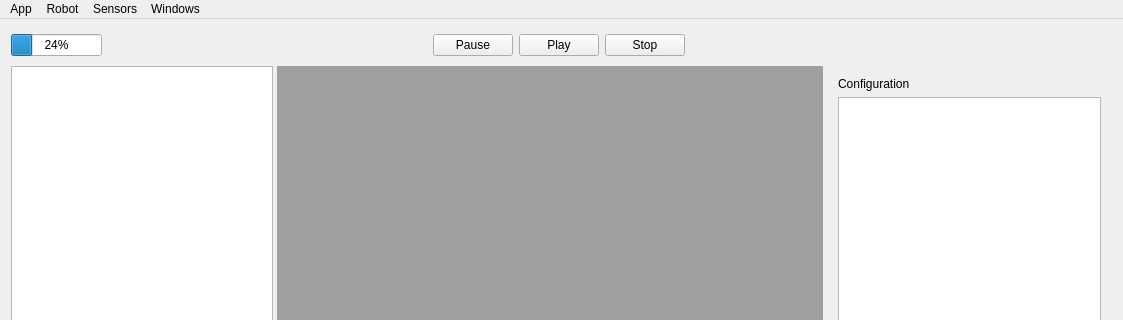
Before: the Qt Designer form src/gui/mainwindow.ui in RoboJackets/igvc-software, drawn with Qt 5; both pictures show x 0 to 1123 and y 0 to 320 of the 1123 by 679 pixel window.
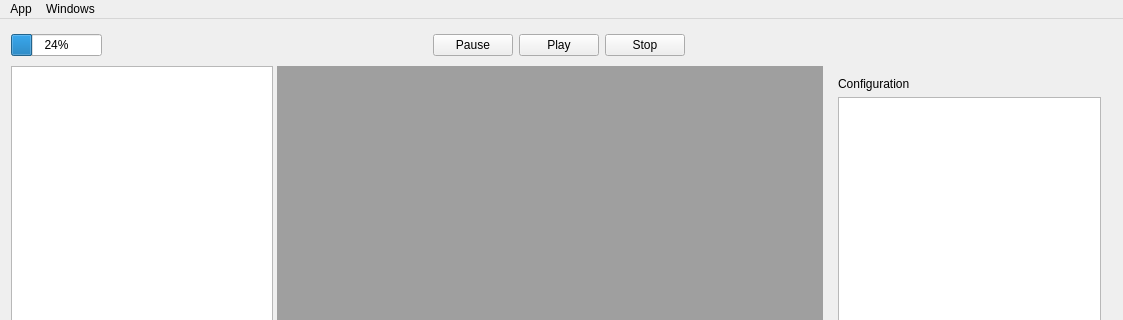
After: the same form once the commit is applied. Icons and pictures are not drawn. Custom widgets are drawn as their Qt base class.

Commit message: Adds new icons for working/non-working hardware Adds logic to display Joystick status in hardware list Changes joystick button icon to match new icons style

Patch:
```diff
--- a/src/gui/mainwindow.ui
+++ b/src/gui/mainwindow.ui
@@ -242,16 +242,6 @@
     <addaction name="separator"/>
     <addaction name="actionClose"/>
    </widget>
-   <widget class="QMenu" name="menuRobot">
-    <property name="title">
-     <string>Robot</string>
-    </property>
-   </widget>
-   <widget class="QMenu" name="menuSensors">
-    <property name="title">
-     <string>Sensors</string>
-    </property>
-   </widget>
    <widget class="QMenu" name="menuWindow">
     <property name="title">
      <string>Windows</string>
@@ -264,8 +254,6 @@
     <addaction name="separator"/>
    </widget>
    <addaction name="menuFile"/>
-   <addaction name="menuRobot"/>
-   <addaction name="menuSensors"/>
    <addaction name="menuWindow"/>
   </widget>
   <widget class="QStatusBar" name="statusBar"/>
```
The commit also changes 5 other files.
